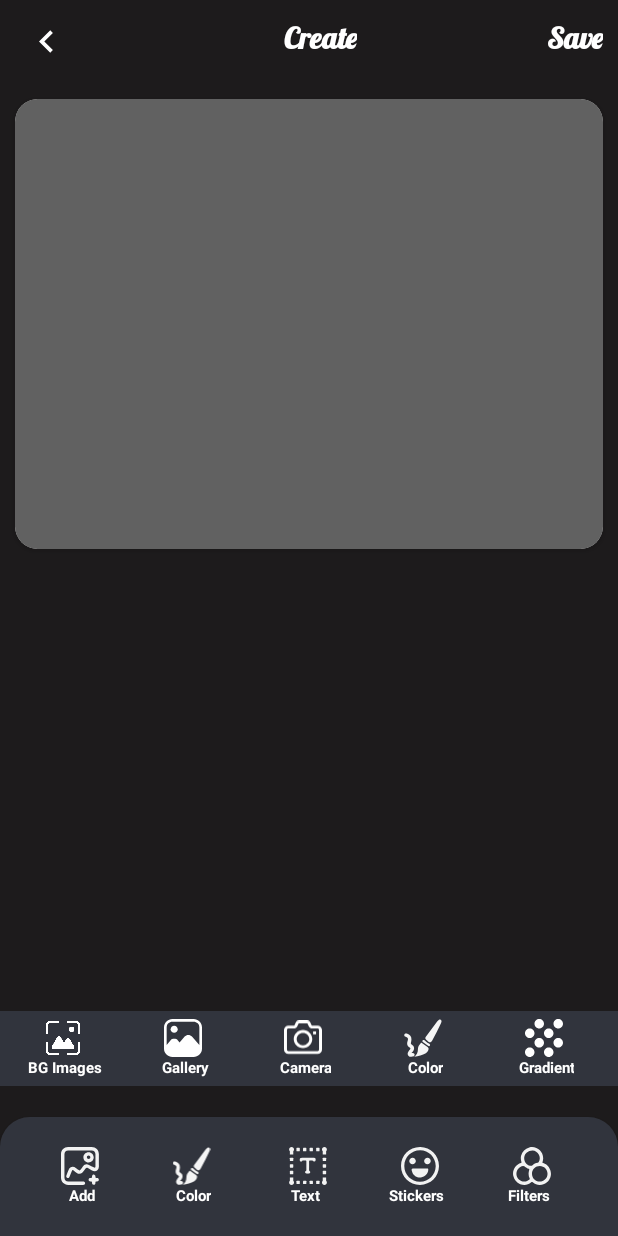
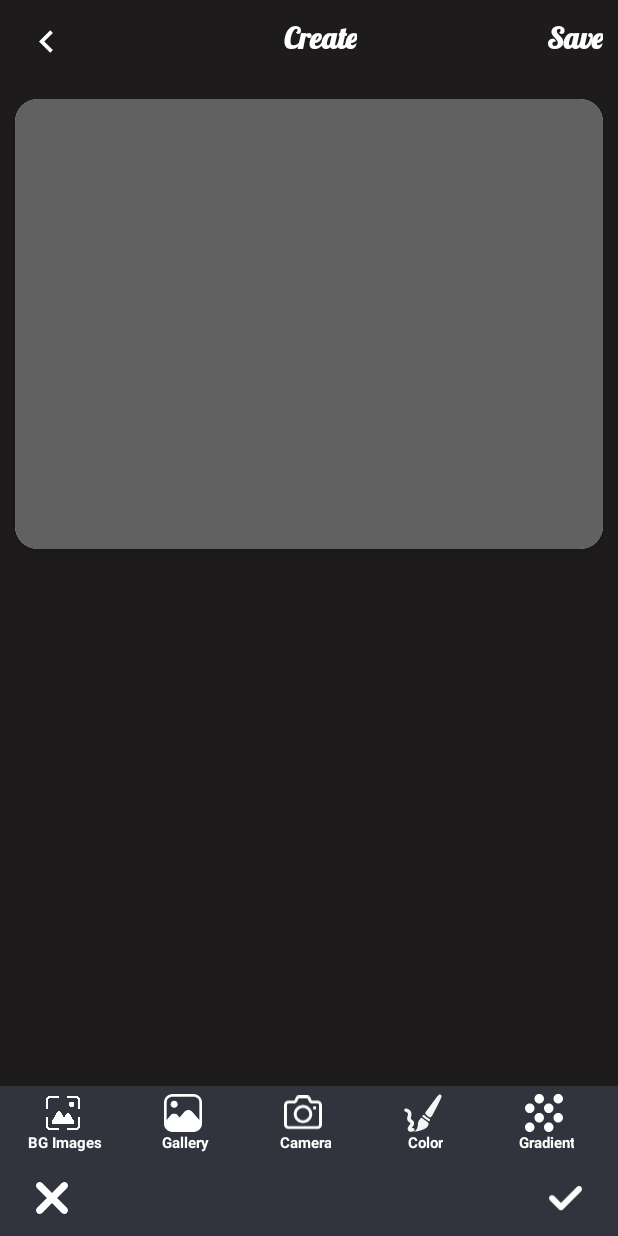
Before and after one commit to GirishEtech/AllFestivals, an Android app built with Jetpack Compose: the layout activity_create.xml on its own in the app's theme, with its tools: preview values and no code run, on a phone screen of 412 x 824 dp. Run offline under Robolectric (Android 15) with nearby library versions, the phone set to English and light mode, and no system bars; plain views replace AlphaSeekBar, ColorWheelPalette.

Commit message:
1.Color Changes is Done 2.Gradiant Color Picker is Pending Right There So lets Come With these

```diff
--- a/app/src/main/java/com/greeting/greet_app/Create_Activity.java
+++ b/app/src/main/java/com/greeting/greet_app/Create_Activity.java
@@ -45,6 +45,7 @@ import androidx.annotation.RequiresApi;
 import androidx.appcompat.app.AppCompatActivity;
 import androidx.appcompat.widget.Toolbar;
 import androidx.constraintlayout.widget.ConstraintLayout;
+import androidx.constraintlayout.widget.ConstraintSet;
 import androidx.core.app.ActivityCompat;
 import androidx.core.content.ContextCompat;
 import androidx.recyclerview.widget.GridLayoutManager;
@@ -128,7 +129,7 @@ public class Create_Activity extends AppCompatActivity implements View.OnTouchLi
     LinearLayout nav_add_img, bottom_add_layout, bottom_color_layout, bottom_add_sticker_layout, bottom_add_filters_layout;
     RecyclerView Choose_Sticker_RecyclerView, Choose_Filters_RecyclerView, gradiantList;
     TextView tv_title, tv_opacity_per;
-    RelativeLayout rv_cancel_done;
+    ConstraintLayout rv_cancel_done;
     ImageView ic_cross, ic_done;
     Gifs_Adapters quotation_adapters;
 
@@ -333,6 +334,7 @@ public class Create_Activity extends AppCompatActivity implements View.OnTouchLi
             public void onClick(View view) {
                 bottom_add_layout.setVisibility(View.GONE);
                 color.setVisibility(View.VISIBLE);
+                seekLayout.setVisibility(View.VISIBLE);
             }
         });
 
@@ -359,6 +361,7 @@ public class Create_Activity extends AppCompatActivity implements View.OnTouchLi
             public void onClick(View view) {
                 bottom_add_layout.setVisibility(View.GONE);
                 grediant.setVisibility(View.VISIBLE);
+                seekLayout.setVisibility(View.VISIBLE);
                 grediant_Color.setLayoutManager(new LinearLayoutManager(Create_Activity.this, RecyclerView.HORIZONTAL, false));
                 grediant_Color.setHasFixedSize(true);
                 ArrayList<SimpleColor> arrayList = new ArrayList<>();
@@ -407,7 +410,7 @@ public class Create_Activity extends AppCompatActivity implements View.OnTouchLi
                 tv_title.setText(getString(R.string.Add));
                 bottom_add_layout.setVisibility(View.VISIBLE);
                 rv_cancel_done.setVisibility(View.VISIBLE);
-                seekLayout.setVisibility(View.VISIBLE);
+                seekLayout.setVisibility(View.GONE);
             }
         });
         nav_add_color.setOnClickListener(new View.OnClickListener() {
--- a/app/src/main/res/layout/activity_create.xml
+++ b/app/src/main/res/layout/activity_create.xml
@@ -1,6 +1,7 @@
 <?xml version="1.0" encoding="utf-8"?>
 <androidx.drawerlayout.widget.DrawerLayout xmlns:android="http://schemas.android.com/apk/res/android"
     xmlns:app="http://schemas.android.com/apk/res-auto"
+    xmlns:tools="http://schemas.android.com/tools"
     android:id="@+id/drawerLayout"
     android:layout_width="match_parent"
     android:layout_height="match_parent"
@@ -120,7 +121,7 @@
             android:elevation="5dp"
             android:orientation="horizontal"
             android:padding="20dp"
-            android:visibility="visible"
+            android:visibility="gone"
             android:weightSum="5">
 
             <LinearLayout
@@ -279,7 +280,7 @@
             android:layout_height="wrap_content"
             android:layout_above="@id/rv_cancel_done"
             android:layout_alignParentBottom="true"
-            android:layout_marginBottom="100dp"
+            android:layout_marginBottom="50sp"
             android:background="@color/search_bg_color"
             android:orientation="vertical"
             android:padding="5dp"
@@ -653,7 +654,7 @@
             android:layout_height="wrap_content"
             android:layout_above="@id/rv_cancel_done"
             android:layout_alignParentBottom="true"
-            android:layout_marginBottom="90dp"
+            android:layout_marginBottom="40dp"
             android:background="@color/search_bg_color"
             android:orientation="vertical"
             android:padding="5dp"
@@ -675,14 +676,14 @@
 
                         <ImageView
                             android:id="@+id/ivoriginal"
-                            android:layout_width="100dp"
-                            android:layout_height="100dp"
+                            android:layout_width="85dp"
+                            android:layout_height="85dp"
                             android:scaleType="centerCrop"
                             android:src="@drawable/abc" />
 
                         <View
-                            android:layout_width="100dp"
-                            android:layout_height="100dp"
+                            android:layout_width="85dp"
+                            android:layout_height="85dp"
                             android:background="#00000000" />
                     </RelativeLayout>
 
@@ -693,14 +694,14 @@
 
                         <ImageView
                             android:id="@+id/ivOld"
-                            android:layout_width="100dp"
-                            android:layout_height="100dp"
+                            android:layout_width="85dp"
+                            android:layout_height="85dp"
                             android:scaleType="centerCrop"
                             android:src="@drawable/abc" />
 
                         <View
-                            android:layout_width="100dp"
-                            android:layout_height="100dp"
+                            android:layout_width="85dp"
+                            android:layout_height="85dp"
                             android:background="#66000000" />
                     </RelativeLayout>
 
@@ -711,14 +712,14 @@
 
                         <ImageView
                             android:id="@+id/ivBlur"
-                            android:layout_width="100dp"
-                            android:layout_height="100dp"
+                            android:layout_width="85dp"
+                            android:layout_height="85dp"
                             android:scaleType="centerCrop"
                             android:src="@drawable/abc" />
 
                         <View
-                            android:layout_width="100dp"
-                            android:layout_height="100dp"
+                            android:layout_width="85dp"
+                            android:layout_height="85dp"
                             android:background="#66F44336" />
                     </RelativeLayout>
 
@@ -729,14 +730,14 @@
 
                         <ImageView
                             android:id="@+id/ivBacksheet"
-                            android:layout_width="100dp"
-                            android:layout_height="100dp"
+                            android:layout_width="85dp"
+                            android:layout_height="85dp"
                             android:scaleType="centerCrop"
                             android:src="@drawable/abc" />
 
                         <View
-                            android:layout_width="100dp"
-                            android:layout_height="100dp"
+                            android:layout_width="85dp"
+                            android:layout_height="85dp"
                             android:background="#6600BCD4" />
                     </RelativeLayout>
 
@@ -747,14 +748,14 @@
 
                         <ImageView
                             android:id="@+id/ivReliefs"
-                            android:layout_width="100dp"
-                            android:layout_height="100dp"
+                            android:layout_width="85dp"
+                            android:layout_height="85dp"
                             android:scaleType="centerCrop"
                             android:src="@drawable/abc" />
 
                         <View
-                            android:layout_width="100dp"
-                            android:layout_height="100dp"
+                            android:layout_width="85dp"
+                            android:layout_height="85dp"
                             android:background="#664C0B0B" />
                     </RelativeLayout>
 
@@ -765,14 +766,14 @@
 
                         <ImageView
                             android:id="@+id/ivBW"
-                            android:layout_width="100dp"
-                            android:layout_height="100dp"
+                            android:layout_width="85dp"
+                            android:layout_height="85dp"
                             android:scaleType="centerCrop"
                             android:src="@drawable/abc" />
 
                         <View
-                            android:layout_width="100dp"
-                            android:layout_height="100dp"
+                            android:layout_width="85dp"
+                            android:layout_height="85dp"
                             android:background="#A64CAF50" />
                     </RelativeLayout>
 
@@ -783,14 +784,14 @@
 
                         <ImageView
                             android:id="@+id/ivMosaic"
-                            android:layout_width="100dp"
-                            android:layout_height="100dp"
+                            android:layout_width="85dp"
+                            android:layout_height="85dp"
                             android:scaleType="centerCrop"
                             android:src="@drawable/abc" />
 
                         <View
-                            android:layout_width="100dp"
-                            android:layout_height="100dp"
+                            android:layout_width="85dp"
+                            android:layout_height="85dp"
                             android:background="#66FFEB3B" />
                     </RelativeLayout>
 
@@ -801,14 +802,14 @@
 
                         <ImageView
                             android:id="@+id/ivDark"
-                            android:layout_width="100dp"
-                            android:layout_height="100dp"
+                            android:layout_width="85dp"
+                            android:layout_height="85dp"
                             android:scaleType="centerCrop"
                             android:src="@drawable/abc" />
 
                         <View
-                            android:layout_width="100dp"
-                            android:layout_height="100dp"
+                            android:layout_width="85dp"
+                            android:layout_height="85dp"
                             android:background="#66C39F93" />
                     </RelativeLayout>
 
@@ -819,38 +820,43 @@
 
                         <ImageView
                             android:id="@+id/ivPunch"
-                            android:layout_width="100dp"
-                            android:layout_height="100dp"
+                            android:layout_width="85dp"
+                            android:layout_height="85dp"
                             android:scaleType="centerCrop"
                             android:src="@drawable/abc" />
 
                         <View
-                            android:layout_width="100dp"
-                            android:layout_height="100dp"
+                            android:layout_width="85dp"
+                            android:layout_height="85dp"
                             android:background="#669C27B0" />
                     </RelativeLayout>
                 </LinearLayout>
             </HorizontalScrollView>
         </LinearLayout>
 
-        <RelativeLayout
+        <androidx.constraintlayout.widget.ConstraintLayout
             android:id="@+id/rv_cancel_done"
             android:layout_width="match_parent"
-            android:layout_height="100dp"
+            android:layout_height="wrap_content"
             android:layout_alignParentBottom="true"
             android:background="@color/search_bg_color"
             android:paddingLeft="20dp"
             android:paddingTop="10dp"
             android:paddingRight="20dp"
             android:paddingBottom="10dp"
-            android:visibility="gone">
+            android:visibility="visible">
 
             <LinearLayout
                 android:id="@+id/seekLayout"
                 android:layout_width="match_parent"
                 android:layout_height="wrap_content"
                 android:orientation="horizontal"
-               >
+                android:visibility="gone"
+                android:layout_marginBottom="10dp"
+                app:layout_constraintBottom_toTopOf="@+id/ic_done"
+                app:layout_constraintEnd_toEndOf="parent"
+                app:layout_constraintStart_toStartOf="parent"
+                app:layout_constraintTop_toTopOf="parent">
 
                 <com.rtugeek.android.colorseekbar.AlphaSeekBar
                     android:id="@+id/alphaSeekBarBackground"
@@ -877,16 +883,17 @@
                     android:textSize="12sp"
                     android:textStyle="normal" />
             </LinearLayout>
+
             <ImageView
                 android:id="@+id/ic_cross"
                 android:layout_width="30dp"
                 android:layout_height="30dp"
                 android:layout_alignParentStart="true"
                 android:layout_alignParentBottom="true"
-                android:layout_marginStart="10dp"
-                android:layout_marginBottom="9dp"
                 android:padding="4dp"
-                android:src="@drawable/cancel" />
+                android:src="@drawable/cancel"
+                app:layout_constraintBottom_toBottomOf="parent"
+                app:layout_constraintStart_toStartOf="parent" />
 
             <ImageView
                 android:id="@+id/ic_done"
@@ -894,11 +901,11 @@
                 android:layout_height="30dp"
                 android:layout_alignParentEnd="true"
                 android:layout_alignParentBottom="true"
-                android:layout_marginEnd="10dp"
-                android:layout_marginBottom="9dp"
                 android:padding="4dp"
-                android:src="@drawable/done" />
-        </RelativeLayout>
+                android:src="@drawable/done"
+                app:layout_constraintBottom_toBottomOf="parent"
+                app:layout_constraintEnd_toEndOf="parent" />
+        </androidx.constraintlayout.widget.ConstraintLayout>
 
 
     </RelativeLayout>
--- a/app/src/main/res/layout/add_text_dialog.xml
+++ b/app/src/main/res/layout/add_text_dialog.xml
@@ -19,6 +19,7 @@
             android:layout_marginLeft="20dp"
             android:minHeight="200dp"
             android:gravity="start"
+            android:textColor="@color/white"
             android:layout_marginTop="1dp"
             android:layout_marginRight="20dp"
             android:background="@drawable/no_bg"
--- a/app/src/main/res/layout/sticker_item.xml
+++ b/app/src/main/res/layout/sticker_item.xml
@@ -1,7 +1,7 @@
 <?xml version="1.0" encoding="utf-8"?>
 <androidx.cardview.widget.CardView xmlns:android="http://schemas.android.com/apk/res/android"
-    android:layout_width="wrap_content"
-    android:layout_height="120dp"
+    android:layout_width="100dp"
+    android:layout_height="100dp"
     android:id="@+id/carview"
     xmlns:app="http://schemas.android.com/apk/res-auto"
     app:cardCornerRadius="5dp"
@@ -11,16 +11,16 @@
     >
     <ImageView
         android:id="@+id/loadingImage"
-        android:layout_width="120dp"
-        android:layout_margin="10dp"
-        android:layout_height="match_parent"
-        android:scaleType="fitXY"
+        android:layout_width="90dp"
+        android:layout_height="90dp"
+        android:layout_margin="5dp"
+        android:scaleType="fitCenter"
         />
     <ImageView
         android:id="@+id/MainImage"
-        android:layout_width="115dp"
-        android:layout_margin="10dp"
-        android:layout_height="match_parent"
-        android:scaleType="fitXY"
+        android:layout_width="90dp"
+        android:layout_height="90dp"
+        android:layout_margin="5dp"
+        android:scaleType="fitCenter"
         />
 </androidx.cardview.widget.CardView>
```
